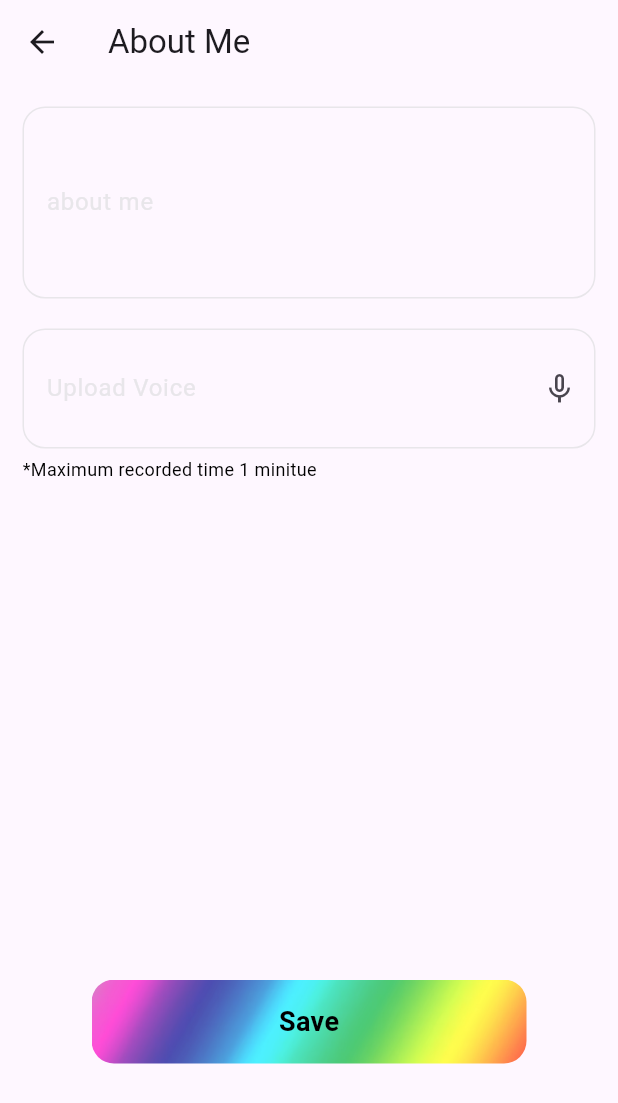
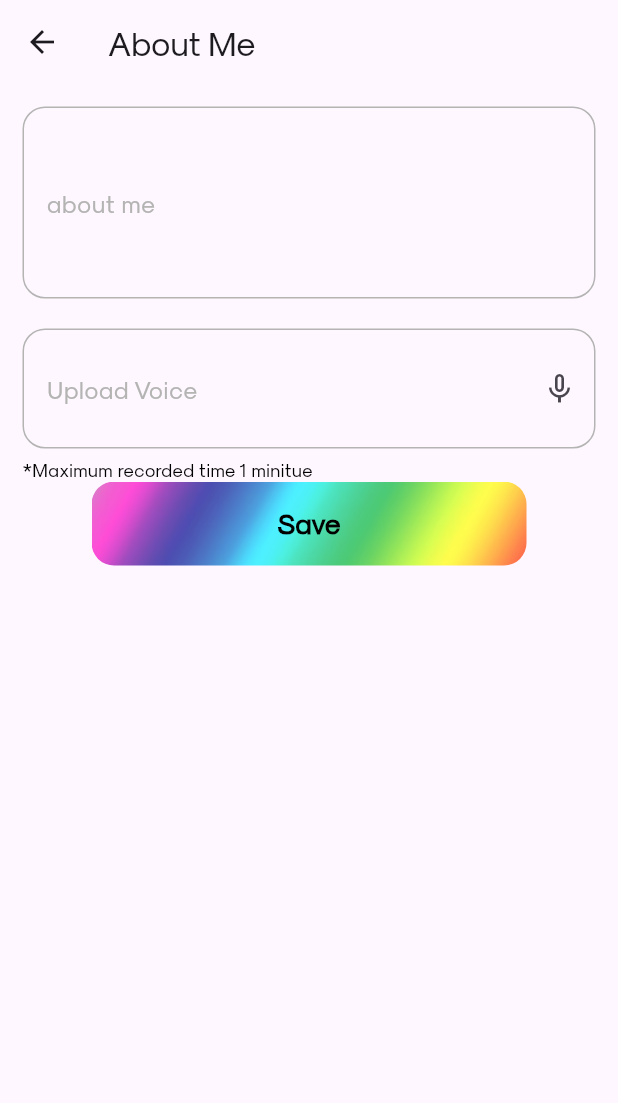
Before and after one commit to Navaskt/vibjiyo_flutter, a Flutter app: the CreateProfileScreen screen opened directly, after a tap on "Save", on a phone screen of 412 x 824 dp. Shown: the top 1103 px of the screen. Run offline on Flutter 3.47's test engine with Material 2 defaults, Android fonts, the light colour scheme and no system bars; our stand-ins replace cached_network_image, chat_bubbles, get, lottie, percent_indicator; network calls fail.

Commit message:
updated font

```diff
--- a/lib/constants/colorconstants.dart
+++ b/lib/constants/colorconstants.dart
@@ -6,7 +6,7 @@ class ColorConstant{
   static const white =  Color(
       0xFFFEFCFF);
 
-  static const bordercolor =  Color(0xFFE8E6EA);
+  static const bordercolor =  Color(0xFFB4B4B3);
 
   static const Color detailPageColor = Color(0xffDC4D01);
   static const Color appbarBgColor = Color(0xffFFFFFF);
--- a/lib/constants/text_styles.dart
+++ b/lib/constants/text_styles.dart
@@ -19,18 +19,19 @@ class TextingStyle {
     fontSize: 30,
     fontWeight: FontWeight.w700,
     color: Colors.black,
+    height: 1.3,
   );
 
   static const font16normal = TextStyle(
     fontSize: 16,
     fontWeight: FontWeight.w400,
-    color: Colors.black,
+    color: Color(0xFF6f6f6f),
   );
 
   static const font18bold = TextStyle(
     fontSize: 18,
     fontWeight: FontWeight.w700,
-    color: Colors.black,
+    color: Color(0xFF6f6f6f),
   );
 
   static const font12normal = TextStyle(
--- a/lib/main.dart
+++ b/lib/main.dart
@@ -3,7 +3,7 @@ import 'package:get/get.dart';
 import 'package:vibgyo/screens/splash_screen/splash_screen.dart';
 
 void main() {
-WidgetsFlutterBinding.ensureInitialized();
+  WidgetsFlutterBinding.ensureInitialized();
   runApp(const MyApp());
 }
 
@@ -17,6 +17,7 @@ class MyApp extends StatelessWidget {
       debugShowCheckedModeBanner: false,
       title: 'Vibgyo',
       theme: ThemeData(
+        fontFamily: "Sk-Modernist",
         colorScheme: ColorScheme.fromSeed(seedColor: Colors.deepPurple),
         useMaterial3: true,
       ),
--- a/lib/screens/about_create_screen/about_create_screen.dart
+++ b/lib/screens/about_create_screen/about_create_screen.dart
@@ -14,7 +14,8 @@ class AboutCreateScreen extends StatelessWidget {
       appBar: AppBar(
         title: Text('About Me'),
       ),
-      body: Padding(
+      body: SingleChildScrollView(
+        child: Padding(
           padding: const EdgeInsets.all(15.0),
           child: Column(
             mainAxisAlignment: MainAxisAlignment.spaceBetween,
@@ -101,6 +102,7 @@ class AboutCreateScreen extends StatelessWidget {
             ],
           ),
         ),
+      ),
     );
   }
 }
--- a/lib/screens/create_profile_screen/create_profile_screen.dart
+++ b/lib/screens/create_profile_screen/create_profile_screen.dart
@@ -96,8 +96,7 @@ class CreateProfileScreen extends StatelessWidget {
                   ),
                   enabledBorder: OutlineInputBorder(
                     borderSide: const BorderSide(
-                      color: Color(
-                          0xFFE8E6EA), // Set the enabled border color here
+                      color: ColorConstant.bordercolor, // Set the enabled border color here
                     ),
                     borderRadius: BorderRadius.circular(10),
                   ),
@@ -182,15 +181,13 @@ class CreateProfileScreen extends StatelessWidget {
                     ),
                     focusedBorder: OutlineInputBorder(
                       borderSide: const BorderSide(
-                        color: Color(
-                            0xFFE8E6EA), // Set the focused border color here
+                        color: ColorConstant.bordercolor // Set the focused border color here
                       ),
                       borderRadius: BorderRadius.circular(10),
                     ),
                     enabledBorder: OutlineInputBorder(
                       borderSide: const BorderSide(
-                        color: Color(
-                            0xFFE8E6EA), // Set the enabled border color here
+                        color:ColorConstant.bordercolor // Set the enabled border color here
                       ),
                       borderRadius: BorderRadius.circular(10),
                     ),
@@ -220,7 +217,7 @@ class CreateProfileScreen extends StatelessWidget {
                 width: MediaQuery.of(context).size.width * 0.80,
                 decoration: BoxDecoration(
                   borderRadius: BorderRadius.circular(10),
-                  color: ColorConstant.bordercolor,
+                  color: const Color(0xFFF1EFEF),
                 ),
                 child: Center(
                     child: Row(
--- a/lib/screens/dashboard_screen/dashboard.dart
+++ b/lib/screens/dashboard_screen/dashboard.dart
@@ -293,8 +293,7 @@ class Dashboard extends StatelessWidget {
                                 children: [
                                   CachedNetworkImage(
                                       height:
-                                          MediaQuery.of(context).size.height *
-                                              .3,
+                                          MediaQuery.of(context).size.height * .29,
                                       imageUrl: image[index],
                                       fit: BoxFit.cover,
                                       placeholder: (_, __) => Container(
--- a/lib/screens/introduction_screen/introduction_screen.dart
+++ b/lib/screens/introduction_screen/introduction_screen.dart
@@ -34,7 +34,7 @@ class IntroductionScreen extends StatelessWidget {
               ),
               const Text(
                 'The best place to \nmeet your perfect \nmatch.',
-                style: TextStyle(color: Colors.black, fontSize: 32),
+                style: TextStyle(color: Colors.black, fontSize: 29,height: 1.1,),
               ),
               const SizedBox(
                 height: 40,
--- a/lib/screens/welcome_screen/welcome_screen.dart
+++ b/lib/screens/welcome_screen/welcome_screen.dart
@@ -26,7 +26,7 @@ class WelcomeScreen extends StatelessWidget {
                       image: DecorationImage(image: vibgyologo)),
                 ),
               ),
-              const Column(
+               const Column(
                 crossAxisAlignment: CrossAxisAlignment.start,
                 children: [
                   Text('Welcome to Vibgyo',style: TextingStyle.font30bold,),
--- a/pubspec.yaml
+++ b/pubspec.yaml
@@ -95,7 +95,10 @@ flutter:
   # "family" key with the font family name, and a "fonts" key with a
   # list giving the asset and other descriptors for the font. For
   # example:
-  # fonts:
+  fonts:
+    - family: Sk-Modernist
+      fonts:
+        - asset: assets/fonts/Sk-Modernist-Regular.otf
   #   - family: Schyler
   #     fonts:
   #       - asset: fonts/Schyler-Regular.ttf
```
Also changed, not shown: lib/screens/distance_preference_screen/distance_preference_screen.dart (+5 -3 lines), assets/fonts/Sk-Modernist-Regular.otf (added), 17 other files. Lines whose indentation alone changed are shown as unchanged.
